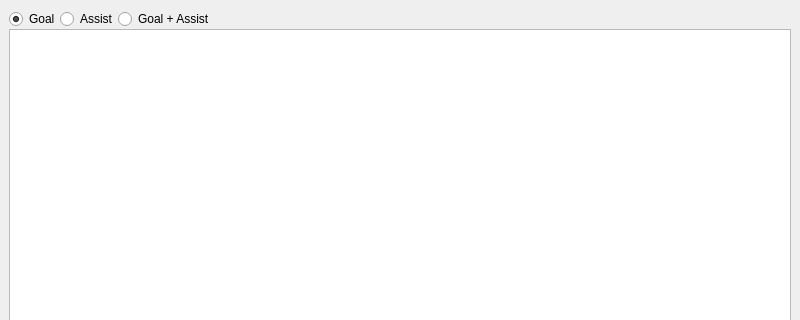
Before: the Qt Designer form mainwindow.ui in hyo0913/SHINKI-FC-Manager, drawn with Qt 5; both pictures show x 0 to 800 and y 0 to 320 of the 800 by 600 pixel window.
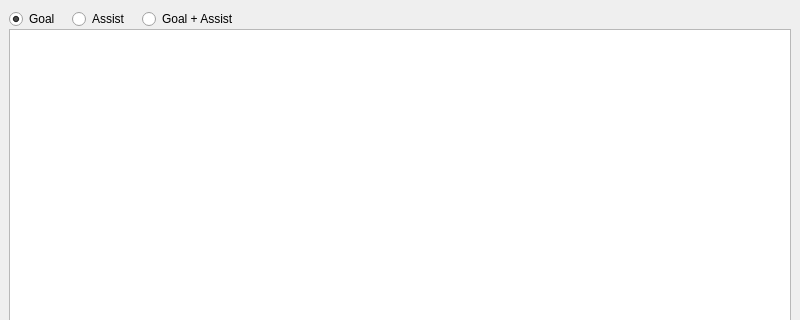
After: the same form once the commit is applied.

What changed in the file:
```diff
--- a/mainwindow.ui
+++ b/mainwindow.ui
@@ -20,6 +20,9 @@
     </property>
     <item>
      <layout class="QHBoxLayout" name="horizontalLayout">
+      <property name="spacing">
+       <number>12</number>
+      </property>
       <item>
        <widget class="QRadioButton" name="radioButtonViewGoal">
         <property name="text">
```
